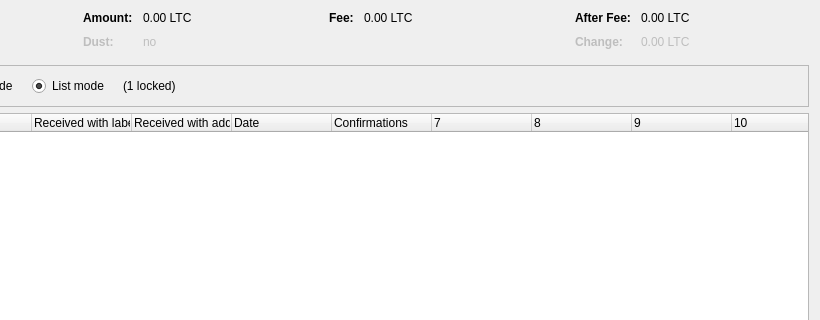
This is src/qt/forms/coincontroldialog.ui in mooncoincore/wallet as Qt 5 draws it before an edit; both pictures show x 180 to 1000 and y 0 to 320 of the 1000 by 500 pixel window. The edited form follows.
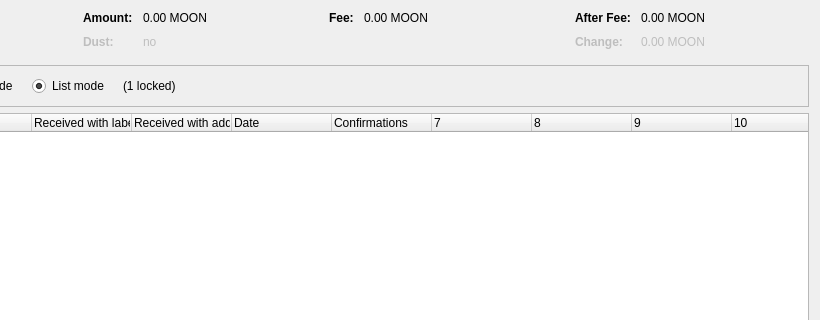
This is the edited form. Custom widgets are drawn as their Qt base class.

What changed in the file:
```diff
--- a/src/qt/forms/coincontroldialog.ui
+++ b/src/qt/forms/coincontroldialog.ui
@@ -132,7 +132,7 @@
           <enum>Qt::ActionsContextMenu</enum>
          </property>
          <property name="text">
-          <string notr="true">0.00 LTC</string>
+          <string notr="true">0.00 MOON</string>
          </property>
          <property name="textInteractionFlags">
           <set>Qt::LinksAccessibleByMouse|Qt::TextSelectableByKeyboard|Qt::TextSelectableByMouse</set>
@@ -212,7 +212,7 @@
           <enum>Qt::ActionsContextMenu</enum>
          </property>
          <property name="text">
-          <string notr="true">0.00 LTC</string>
+          <string notr="true">0.00 MOON</string>
          </property>
          <property name="textInteractionFlags">
           <set>Qt::LinksAccessibleByMouse|Qt::TextSelectableByKeyboard|Qt::TextSelectableByMouse</set>
@@ -257,7 +257,7 @@
           <enum>Qt::ActionsContextMenu</enum>
          </property>
          <property name="text">
-          <string notr="true">0.00 LTC</string>
+          <string notr="true">0.00 MOON</string>
          </property>
          <property name="textInteractionFlags">
           <set>Qt::LinksAccessibleByMouse|Qt::TextSelectableByKeyboard|Qt::TextSelectableByMouse</set>
@@ -292,7 +292,7 @@
           <enum>Qt::ActionsContextMenu</enum>
          </property>
          <property name="text">
-          <string notr="true">0.00 LTC</string>
+          <string notr="true">0.00 MOON</string>
          </property>
          <property name="textInteractionFlags">
           <set>Qt::LinksAccessibleByMouse|Qt::TextSelectableByKeyboard|Qt::TextSelectableByMouse</set>
```
